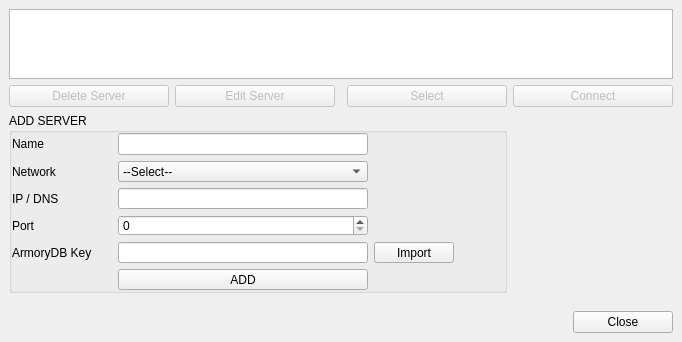
The window that BlockSettleUILib/Settings/ArmoryServersWidget.ui (BlockSettle/terminal) describes before a commit, drawn with Qt 5.
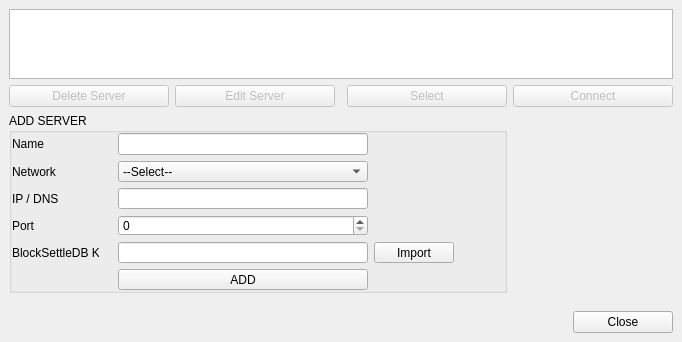
The same window after the commit. Icons and pictures are not drawn.

Commit message: Change Armory label to Blocksettle

```diff
--- a/BlockSettleUILib/Settings/ArmoryServersWidget.ui
+++ b/BlockSettleUILib/Settings/ArmoryServersWidget.ui
@@ -13,7 +13,7 @@
   <property name="sizeHint" stdset="0">
    <size>
     <width>922</width>
-    <height>469</height>
+    <height>459</height>
    </size>
   </property>
   <property name="windowTitle">
@@ -397,7 +397,7 @@
                <item>
                 <widget class="QLabel" name="labelZmqPubKey_5">
                  <property name="text">
-                  <string>ArmoryDB Key</string>
+                  <string>BlockSettleDB Key</string>
                  </property>
                 </widget>
                </item>
```
Left out of the diff: 2 changed lines with no effect on the pictures. The commit also changes 8 other files.
